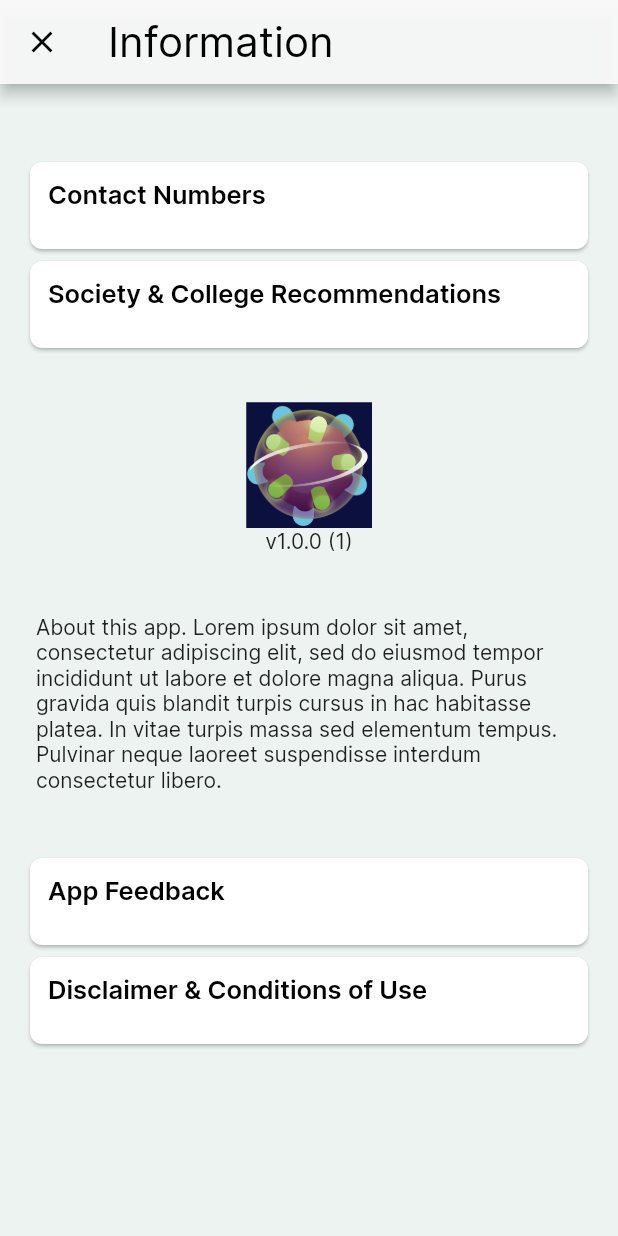
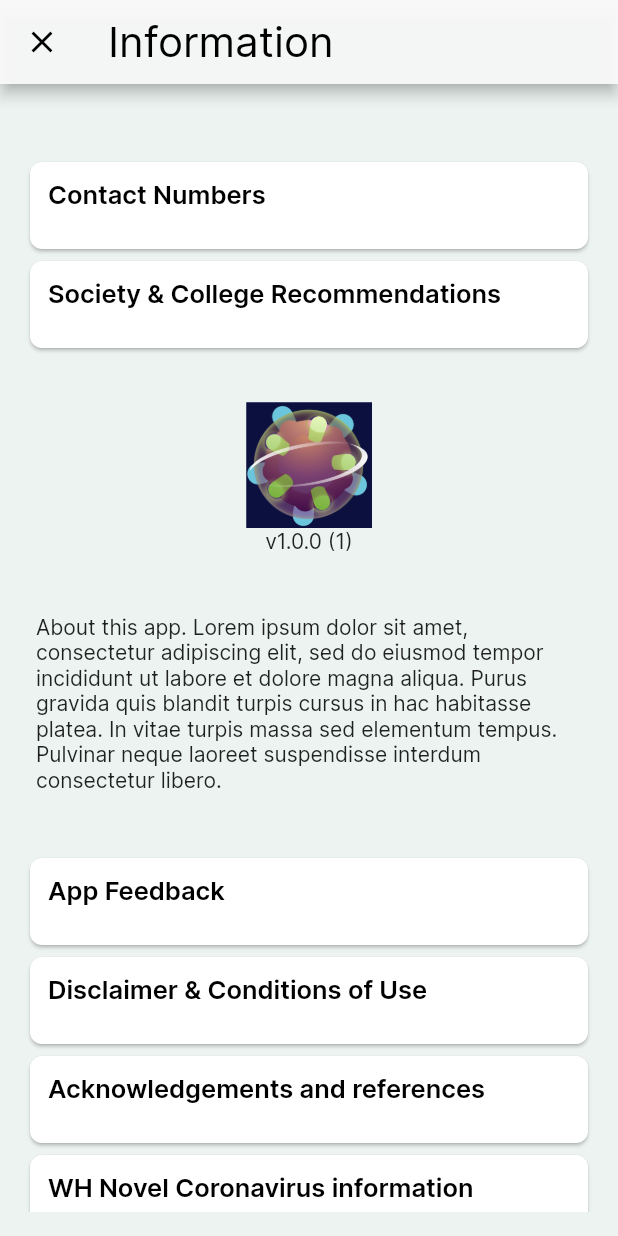
Before and after one commit to Western-Health-Covid19-Collaboration/wh_covid19_app, a Flutter app: the InfoView screen opened by its route, on a phone screen of 412 x 824 dp. Run offline on Flutter 3.47's test engine with Material 2 defaults, Android fonts, the phone set to English and light mode, and no system bars; our stand-ins replace chewie, flutter_svg, flutter_widget_from_html, package_info, shared_preferences, video_player; missing offline and left inert: matrix_gesture_detector; accounts and stored records are empty; project files that could hold a hidden picture were left out.

Commit message:
Add references and information sections

```diff
--- a/lib/hard_data.dart
+++ b/lib/hard_data.dart
@@ -112,6 +112,9 @@ class HtmlTextScreenData {
 
 // Contacts web url
 const String whURL = 'http://wh.cyphix.net/';
+
+// WH Novel Coronavirus information url
+const String whCoronavirusInfoURL = 'https://coronavirus.wh.org.au/#';
 
 // Disclaimer text
 const String disclaimerBody = '''
--- a/lib/routes.dart
+++ b/lib/routes.dart
@@ -11,6 +11,7 @@ class Routes {
   static const info = '/info';
   static const disclaimer = '/disclaimer';
   static const introRouter = '/intro_router';
+  static const coronavirusInfo = '/coronavirusInfo';
 
   static const _icuNonIntensivist = '/icu_non_intensivist';
   static const ventilation = '$_icuNonIntensivist/ventilation';
--- a/lib/view/info_view.dart
+++ b/lib/view/info_view.dart
@@ -6,6 +6,7 @@ import '../hard_data.dart';
 import '../routes.dart';
 import '../style.dart';
 import '../widget/reusable_card.dart';
+import '../coronavirusInfo_launcher.dart';
 
 class InfoView extends StatelessWidget {
   final title = 'Information';
@@ -47,6 +48,19 @@ class InfoView extends StatelessWidget {
       height: _cardHeight,
       elevation: _cardElevation,
       routeTo: Routes.disclaimer,
+    ),
+    const ReusableCard(
+      title: 'Acknowledgements and references',
+      color: _cardColor,
+      height: _cardHeight,
+      elevation: _cardElevation,
+    ),
+    ReusableCard(
+      title: 'WH Novel Coronavirus information',
+      color: _cardColor,
+      height: _cardHeight,
+      elevation: _cardElevation,
+      fallback: () => CoronavirusInfoLauncher.launchWithBrowser(whCoronavirusInfoURL),
     )
   ];
 
```
Also changed, not shown: lib/coronavirusInfo_launcher.dart (added, +24 -0 lines).
